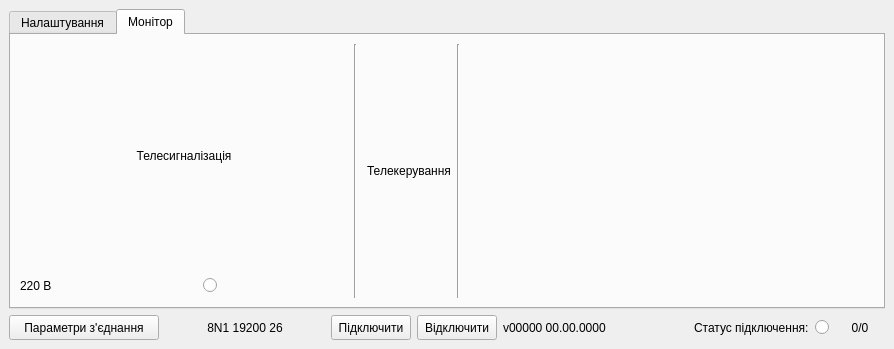
Old version of the form mdio.ui in the repository Goodjamp/Mdio.
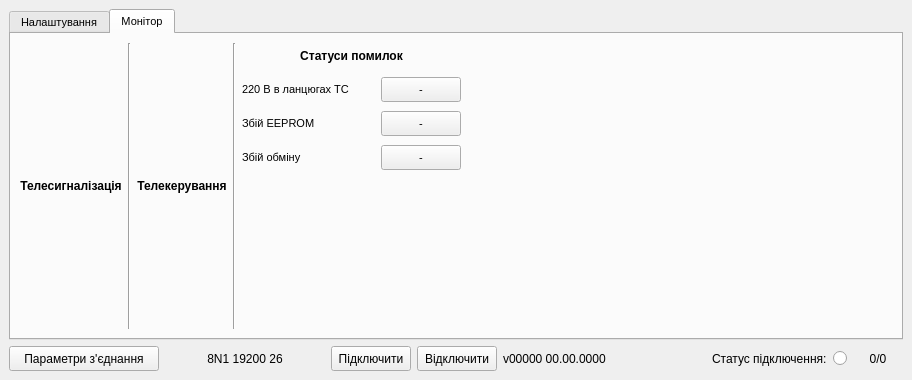
New version of the form. The open tabs and pages were chosen to show the change.

Commit message:
Updated UI: added status area
- Updated documentation

Diff of the .ui file:
```diff
--- a/mdio.ui
+++ b/mdio.ui
@@ -6,8 +6,8 @@
    <rect>
     <x>0</x>
     <y>0</y>
-    <width>894</width>
-    <height>349</height>
+    <width>912</width>
+    <height>380</height>
    </rect>
   </property>
   <property name="sizePolicy">
@@ -23,6 +23,13 @@
    <layout class="QVBoxLayout" name="verticalLayout">
     <item>
      <widget class="QTabWidget" name="tabWidget">
+      <property name="font">
+       <font>
+        <pointsize>8</pointsize>
+        <weight>50</weight>
+        <bold>false</bold>
+       </font>
+      </property>
       <property name="currentIndex">
        <number>0</number>
       </property>
@@ -540,8 +547,30 @@
        <layout class="QHBoxLayout" name="horizontalLayout_6">
         <item>
          <layout class="QVBoxLayout" name="vlTeleSignalStatus">
+          <property name="spacing">
+           <number>9</number>
+          </property>
           <item>
            <widget class="QLabel" name="lTsState">
+            <property name="minimumSize">
+             <size>
+              <width>0</width>
+              <height>25</height>
+             </size>
+            </property>
+            <property name="maximumSize">
+             <size>
+              <width>1000</width>
+              <height>25</height>
+             </size>
+            </property>
+            <property name="font">
+             <font>
+              <pointsize>9</pointsize>
+              <weight>75</weight>
+              <bold>true</bold>
+             </font>
+            </property>
             <property name="text">
              <string>Телесигналізація</string>
             </property>
@@ -550,66 +579,6 @@
             </property>
            </widget>
           </item>
-          <item>
-           <layout class="QGridLayout" name="gridLayout">
-            <item row="0" column="0">
-             <widget class="QLabel" name="l220STate">
-              <property name="text">
-               <string>220 В</string>
-              </property>
-             </widget>
-            </item>
-            <item row="0" column="2">
-             <layout class="QHBoxLayout" name="horizontalLayout_5">
-              <item>
-               <widget class="QRadioButton" name="rb220State">
-                <property name="minimumSize">
-                 <size>
-                  <width>25</width>
-                  <height>25</height>
-                 </size>
-                </property>
-                <property name="maximumSize">
-                 <size>
-                  <width>25</width>
-                  <height>25</height>
-                 </size>
-                </property>
-                <property name="text">
-                 <string/>
-                </property>
-               </widget>
-              </item>
-              <item>
-               <spacer name="horizontalSpacer_10">
-                <property name="orientation">
-                 <enum>Qt::Horizontal</enum>
-                </property>
-                <property name="sizeHint" stdset="0">
-                 <size>
-                  <width>40</width>
-                  <height>20</height>
-                 </size>
-                </property>
-               </spacer>
-              </item>
-             </layout>
-            </item>
-            <item row="0" column="1">
-             <spacer name="horizontalSpacer_8">
-              <property name="orientation">
-               <enum>Qt::Horizontal</enum>
-              </property>
-              <property name="sizeHint" stdset="0">
-               <size>
-                <width>40</width>
-                <height>20</height>
-               </size>
-              </property>
-             </spacer>
-            </item>
-           </layout>
-          </item>
          </layout>
         </item>
         <item>
@@ -625,7 +594,7 @@
            <number>9</number>
           </property>
           <property name="leftMargin">
-           <number>4</number>
+           <number>0</number>
           </property>
           <item>
            <widget class="QLabel" name="label_4">
@@ -641,6 +610,13 @@
               <height>25</height>
              </size>
             </property>
+            <property name="font">
+             <font>
+              <pointsize>9</pointsize>
+              <weight>75</weight>
+              <bold>true</bold>
+             </font>
+            </property>
             <property name="text">
              <string>Телекерування</string>
             </property>
@@ -658,6 +634,182 @@
           </property>
          </widget>
         </item>
+        <item>
+         <layout class="QVBoxLayout" name="verticalLayout_3">
+          <property name="spacing">
+           <number>9</number>
+          </property>
+          <property name="leftMargin">
+           <number>0</number>
+          </property>
+          <property name="rightMargin">
+           <number>0</number>
+          </property>
+          <item>
+           <widget class="QLabel" name="label_5">
+            <property name="minimumSize">
+             <size>
+              <width>0</width>
+              <height>25</height>
+             </size>
+            </property>
+            <property name="maximumSize">
+             <size>
+              <width>1000</width>
+              <height>25</height>
+             </size>
+            </property>
+            <property name="font">
+             <font>
+              <pointsize>9</pointsize>
+              <weight>75</weight>
+              <bold>true</bold>
+             </font>
+            </property>
+            <property name="text">
+             <string>Статуси помилок</string>
+            </property>
+            <property name="alignment">
+             <set>Qt::AlignCenter</set>
+            </property>
+           </widget>
+          </item>
+          <item>
+           <layout class="QGridLayout" name="gridLayout_2">
+            <item row="0" column="0">
+             <widget class="QLabel" name="l220STate">
+              <property name="minimumSize">
+               <size>
+                <width>130</width>
+                <height>25</height>
+               </size>
+              </property>
+              <property name="maximumSize">
+               <size>
+                <width>130</width>
+                <height>25</height>
+               </size>
+              </property>
+              <property name="text">
+               <string>220 В в ланцюгах ТС</string>
+              </property>
+             </widget>
+            </item>
+            <item row="1" column="0">
+             <widget class="QLabel" name="label_6">
+              <property name="minimumSize">
+               <size>
+                <width>130</width>
+                <height>25</height>
+               </size>
+              </property>
+              <property name="maximumSize">
+               <size>
+                <width>130</width>
+                <height>25</height>
+               </size>
+              </property>
+              <property name="text">
+               <string>Збій EEPROM</string>
+              </property>
+             </widget>
+            </item>
+            <item row="0" column="1">
+             <widget class="QPushButton" name="pbVoltageOnTcStatus">
+              <property name="minimumSize">
+               <size>
+                <width>0</width>
+                <height>25</height>
+               </size>
+              </property>
+              <property name="maximumSize">
+               <size>
+                <width>100</width>
+                <height>25</height>
+               </size>
+              </property>
+              <property name="text">
+               <string>-</string>
+              </property>
+              <property name="checkable">
+               <bool>true</bool>
+              </property>
+             </widget>
+            </item>
+            <item row="2" column="0">
+             <widget class="QLabel" name="label_7">
+              <property name="minimumSize">
+               <size>
+                <width>130</width>
+                <height>25</height>
+               </size>
+              </property>
+              <property name="maximumSize">
+               <size>
+                <width>130</width>
+                <height>25</height>
+               </size>
+              </property>
+              <property name="text">
+               <string>Збій обміну</string>
+              </property>
+             </widget>
+            </item>
+            <item row="1" column="1">
+             <widget class="QPushButton" name="pbEepromStatus">
+              <property name="minimumSize">
+               <size>
+                <width>0</width>
+                <height>25</height>
+               </size>
+              </property>
+              <property name="maximumSize">
+               <size>
+                <width>100</width>
+                <height>25</height>
+               </size>
+              </property>
+              <property name="text">
+               <string>-</string>
+              </property>
+             </widget>
+            </item>
+            <item row="2" column="1">
+             <widget class="QPushButton" name="pbTransactionStatus">
+              <property name="minimumSize">
+               <size>
+                <width>0</width>
+                <height>25</height>
+               </size>
+              </property>
+              <property name="maximumSize">
+               <size>
+                <width>100</width>
+                <height>25</height>
+               </size>
+              </property>
+              <property name="text">
+               <string>-</string>
+              </property>
+             </widget>
+            </item>
+           </layout>
+          </item>
+          <item>
+           <spacer name="verticalSpacer_2">
+            <property name="orientation">
+             <enum>Qt::Vertical</enum>
+            </property>
+            <property name="sizeHint" stdset="0">
+             <size>
+              <width>20</width>
+              <height>40</height>
+             </size>
+            </property>
+           </spacer>
+          </item>
+         </layout>
+        </item>
         <item>
          <spacer name="horizontalSpacer_9">
           <property name="orientation">
```
Left out of the diff: 66 changed lines with no effect on the pictures. The commit also changes 1 other file.
